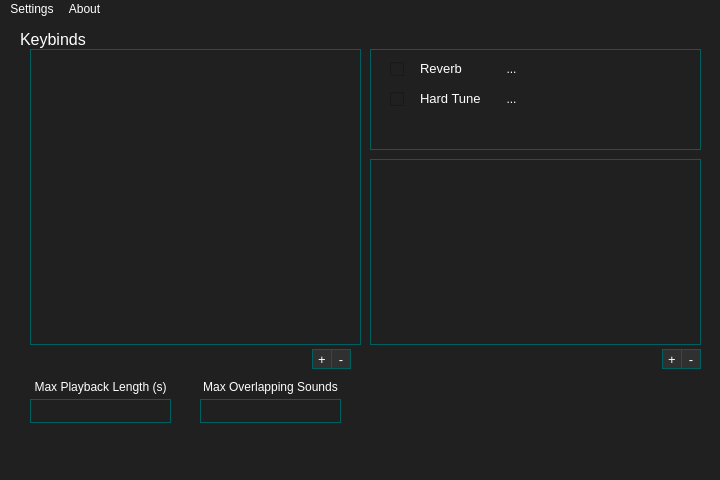
andre-tm-hui/ReVox, file qtui/mainwindow.ui: the form before one commit.
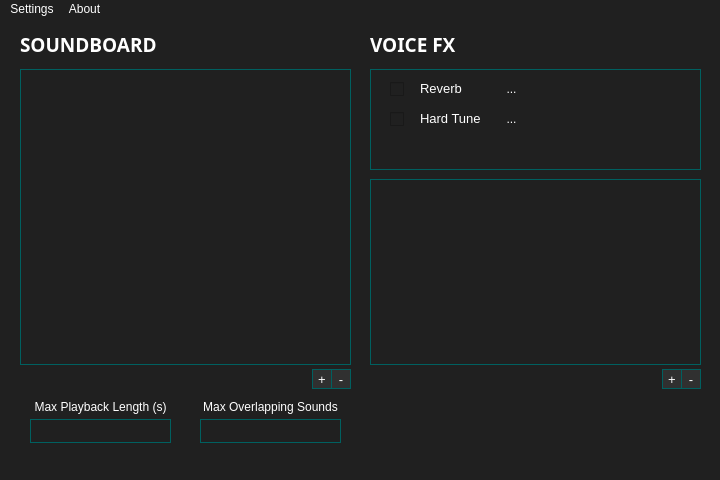
The form after the commit. Icons and pictures are not drawn.

The edit to the form file:
```diff
--- a/qtui/mainwindow.ui
+++ b/qtui/mainwindow.ui
@@ -40,24 +40,27 @@
      <rect>
       <x>20</x>
       <y>10</y>
-      <width>101</width>
-      <height>21</height>
+      <width>171</width>
+      <height>31</height>
      </rect>
     </property>
     <property name="font">
      <font>
-      <pointsize>12</pointsize>
+      <family>Unispace</family>
+      <pointsize>14</pointsize>
+      <italic>false</italic>
+      <bold>true</bold>
      </font>
     </property>
     <property name="text">
-     <string>Keybinds</string>
+     <string>SOUNDBOARD</string>
     </property>
    </widget>
    <widget class="QPushButton" name="addBind">
     <property name="geometry">
      <rect>
       <x>312</x>
-      <y>330</y>
+      <y>350</y>
       <width>20</width>
       <height>20</height>
      </rect>
@@ -87,7 +90,7 @@
     <property name="geometry">
      <rect>
       <x>331</x>
-      <y>330</y>
+      <y>350</y>
       <width>20</width>
       <height>20</height>
      </rect>
@@ -113,7 +116,7 @@
     <property name="geometry">
      <rect>
       <x>370</x>
-      <y>30</y>
+      <y>50</y>
       <width>331</width>
       <height>101</height>
      </rect>
@@ -315,8 +318,8 @@
    <widget class="QListWidget" name="keybindList">
     <property name="geometry">
      <rect>
-      <x>30</x>
-      <y>30</y>
+      <x>20</x>
+      <y>50</y>
       <width>331</width>
       <height>296</height>
      </rect>
@@ -347,7 +350,7 @@
     <property name="geometry">
      <rect>
       <x>30</x>
-      <y>380</y>
+      <y>400</y>
       <width>141</width>
       <height>24</height>
      </rect>
@@ -382,7 +385,7 @@
     <property name="geometry">
      <rect>
       <x>30</x>
-      <y>360</y>
+      <y>380</y>
       <width>141</width>
       <height>16</height>
      </rect>
@@ -398,7 +401,7 @@
     <property name="geometry">
      <rect>
       <x>200</x>
-      <y>380</y>
+      <y>400</y>
       <width>141</width>
       <height>24</height>
      </rect>
@@ -433,7 +436,7 @@
     <property name="geometry">
      <rect>
       <x>200</x>
-      <y>360</y>
+      <y>380</y>
       <width>141</width>
       <height>16</height>
      </rect>
@@ -449,7 +452,7 @@
     <property name="geometry">
      <rect>
       <x>370</x>
-      <y>140</y>
+      <y>160</y>
       <width>331</width>
       <height>186</height>
      </rect>
@@ -477,7 +480,7 @@
     <property name="geometry">
      <rect>
       <x>662</x>
-      <y>330</y>
+      <y>350</y>
       <width>20</width>
       <height>20</height>
      </rect>
@@ -507,7 +510,7 @@
     <property name="geometry">
      <rect>
       <x>681</x>
-      <y>330</y>
+      <y>350</y>
       <width>20</width>
       <height>20</height>
      </rect>
@@ -529,6 +532,27 @@
      <string>-</string>
     </property>
    </widget>
+   <widget class="QLabel" name="label_6">
+    <property name="geometry">
+     <rect>
+      <x>370</x>
+      <y>10</y>
+      <width>171</width>
+      <height>31</height>
+     </rect>
+    </property>
+    <property name="font">
+     <font>
+      <family>Unispace</family>
+      <pointsize>14</pointsize>
+      <italic>false</italic>
+      <bold>true</bold>
+     </font>
+    </property>
+    <property name="text">
+     <string>VOICE FX</string>
+    </property>
+   </widget>
   </widget>
   <widget class="QMenuBar" name="menubar">
    <property name="geometry">
```
Left out of the diff: 3 changed lines with no effect on the pictures.
